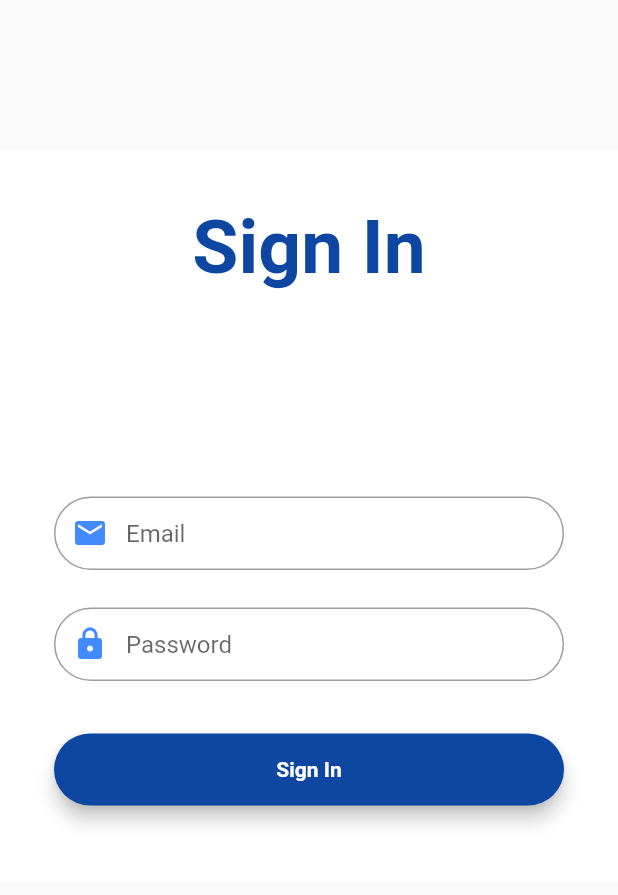
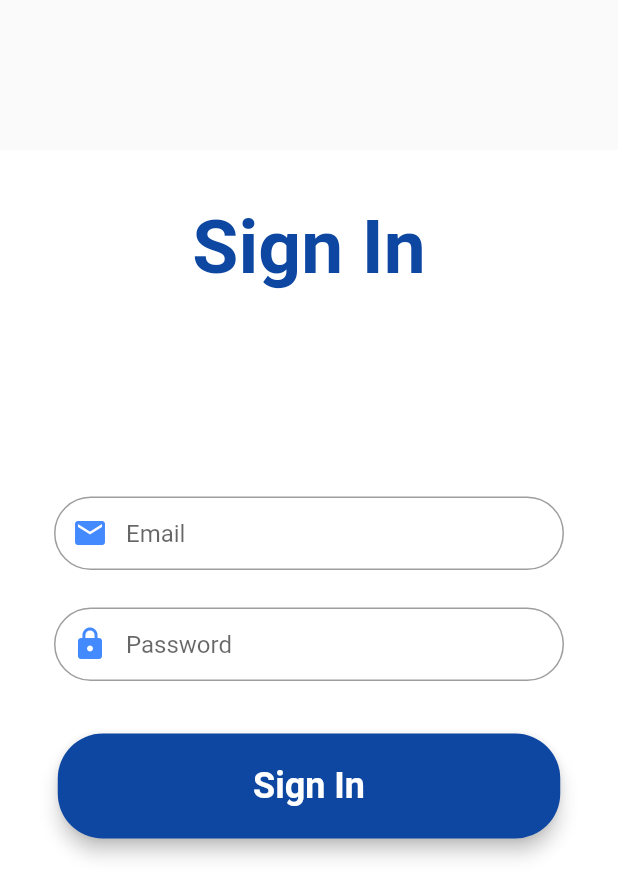
Before and after one commit to Abdulai/QR-Code-Scanner, a Flutter app: the screen it shows after launch, on a phone screen of 412 x 824 dp. Shown: the top 895 px of the screen. Run offline on Flutter 3.47's test engine with Material 2 defaults, Android fonts, the phone set to English and light mode, and no system bars; our stand-ins replace flutter_spinkit.

```diff
--- a/lib/screens/sign_in.dart
+++ b/lib/screens/sign_in.dart
@@ -39,23 +39,28 @@ class _SignInState extends State<SignIn> {
               OutlineInputBorder(borderRadius: BorderRadius.circular(32.0))),
     );
 
-    final loginButon = Material(
+    final signInButton = Material(
       elevation: 5.0,
       borderRadius: BorderRadius.circular(30.0),
       color: Colors.blue[900],
       child: MaterialButton(
-        minWidth: MediaQuery.of(context).size.width,
+        minWidth: 335.0,
+        height: 70.0,
         padding: EdgeInsets.fromLTRB(20.0, 15.0, 20.0, 15.0),
         onPressed: () {
           Navigator.push(
-              context,
-              MaterialPageRoute(
-                builder: (context) => MyHomePage(),
-              ));
+            context,
+            MaterialPageRoute(
+              builder: (context) => MyHomePage(),
+            ),
+          );
         },
-        child: Text('Sign In',
-            textAlign: TextAlign.center,
-            style: TextStyle(color: Colors.white, fontWeight: FontWeight.bold)),
+        child: Text(
+          'Sign In',
+          textAlign: TextAlign.center,
+          style: TextStyle(
+              fontSize: 24.0, color: Colors.white, fontWeight: FontWeight.bold),
+        ),
       ),
     );
 
@@ -86,7 +91,7 @@ class _SignInState extends State<SignIn> {
                 SizedBox(height: 25.0),
                 passwordField,
                 SizedBox(height: 35.0),
-                loginButon,
+                signInButton,
                 SizedBox(height: 15.0)
               ],
             ),
--- a/lib/screens/splash_screen.dart
+++ b/lib/screens/splash_screen.dart
@@ -34,7 +34,7 @@ class _SplashScreenState extends State<SplashScreen> {
         mainAxisAlignment: MainAxisAlignment.center,
         crossAxisAlignment: CrossAxisAlignment.center,
         children: [
-          Image.asset('assets/ScanApp.png', height: 100.0),
+          Image(image: AssetImage('assets/ScanApp.png'), height: 100.0),
           SizedBox(height: 30.0),
           SpinKitRing(color: Colors.deepOrangeAccent[700])
         ],
--- a/pubspec.yaml
+++ b/pubspec.yaml
@@ -49,9 +49,9 @@ flutter:
   uses-material-design: true
 
   # To add assets to your application, add an assets section, like this:
-assets:
-  #   - images/a_dot_burr.jpeg
-  #   - images/a_dot_ham.jpeg
+  assets:
+    - assets/
+
 
   # An image asset can refer to one or more resolution-specific "variants", see
   # https://flutter.dev/assets-and-images/#resolution-aware.
```
Also changed, not shown: lib/main.dart (+68 -1 lines), lib/screens/list_of_companies.dart (+21 -1 lines), assets/illus.png (added), 6 other files.
